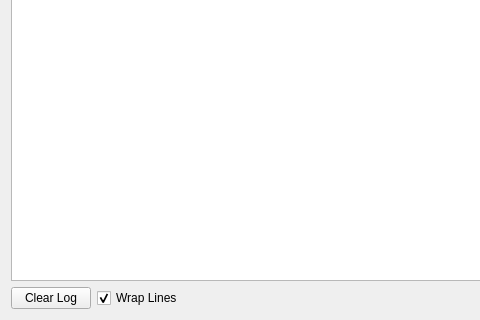
Old version of the form qdevicemonitor/DeviceWidget.ui in the repository alopatindev/qdevicemonitor; both pictures show x 0 to 480 and y 131 to 451 of the 785 by 451 pixel window.
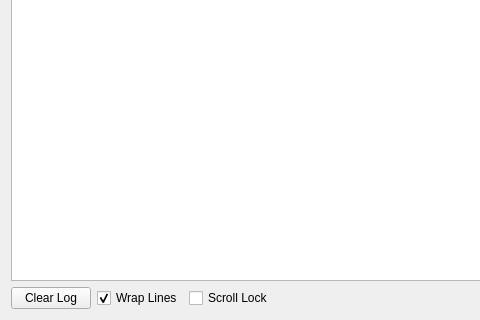
New version of the form.

Commit message: implemented scroll lock

Diff of the .ui file:
```diff
--- a/qdevicemonitor/DeviceWidget.ui
+++ b/qdevicemonitor/DeviceWidget.ui
@@ -80,6 +80,13 @@
        </property>
       </widget>
      </item>
+     <item>
+      <widget class="QCheckBox" name="scrollLockCheckBox">
+       <property name="text">
+        <string>Scroll Lock</string>
+       </property>
+      </widget>
+     </item>
      <item>
       <spacer name="horizontalSpacer">
        <property name="orientation">
```
Left out of the diff: 8 changed lines with no effect on the pictures. The commit also changes 3 other files.
